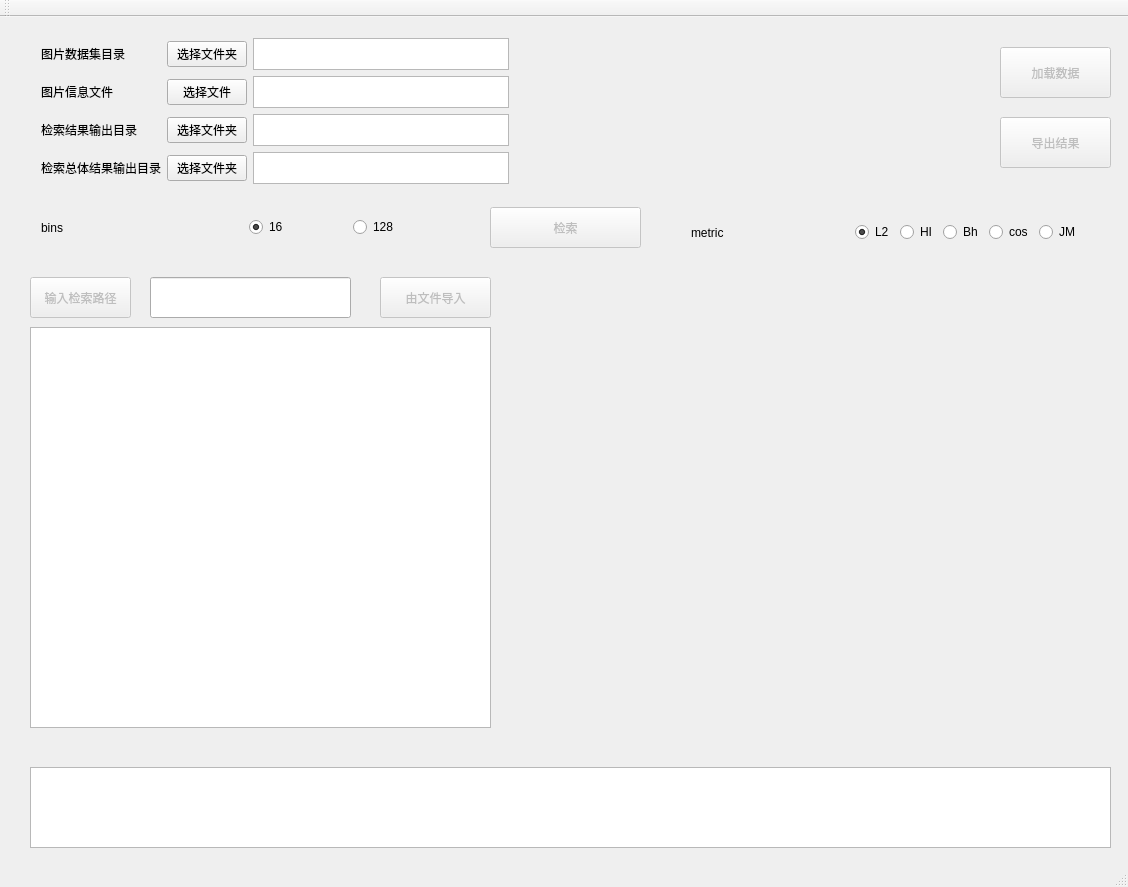
The window that QtWidgetsApplication1.ui (simonkorl/CBIR-with-GUI) describes before a commit, drawn with Qt 5.
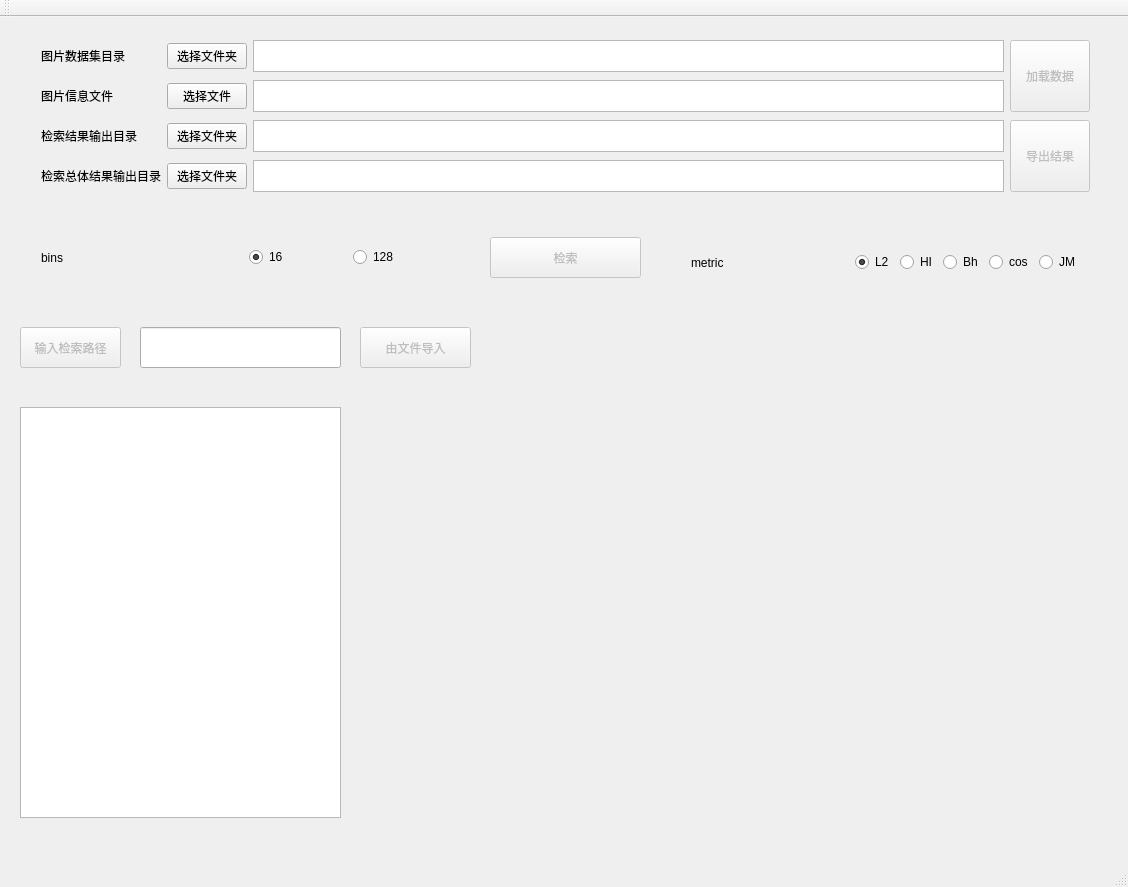
The same window after the commit.

Commit message: Finish project

```diff
--- a/QtWidgetsApplication1.ui
+++ b/QtWidgetsApplication1.ui
@@ -11,42 +11,22 @@
    </rect>
   </property>
   <property name="windowTitle">
-   <string>QtWidgetsApplication1</string>
+   <string>CBIR demo</string>
   </property>
   <widget class="QWidget" name="centralWidget">
-   <widget class="QTextBrowser" name="textBrowser_5">
-    <property name="geometry">
-     <rect>
-      <x>30</x>
-      <y>750</y>
-      <width>1081</width>
-      <height>81</height>
-     </rect>
-    </property>
-    <property name="placeholderText">
-     <string/>
-    </property>
-   </widget>
    <widget class="QWidget" name="gridLayoutWidget_2">
     <property name="geometry">
      <rect>
       <x>30</x>
       <y>10</y>
-      <width>921</width>
-      <height>151</height>
+      <width>1071</width>
+      <height>181</height>
      </rect>
     </property>
     <layout class="QGridLayout" name="gridLayout_2">
      <property name="sizeConstraint">
-      <enum>QLayout::SetFixedSize</enum>
+      <enum>QLayout::SetDefaultConstraint</enum>
      </property>
-     <item row="1" column="0">
-      <widget class="QLabel" name="label_2">
-       <property name="text">
-        <string>图片信息文件</string>
-       </property>
-      </widget>
-     </item>
      <item row="0" column="0">
       <widget class="QLabel" name="label">
        <property name="text">
@@ -54,10 +34,10 @@
        </property>
       </widget>
      </item>
-     <item row="2" column="0">
-      <widget class="QLabel" name="label_3">
+     <item row="3" column="1">
+      <widget class="QPushButton" name="doverallButton">
        <property name="text">
-        <string>检索结果输出目录</string>
+        <string>选择文件夹</string>
        </property>
       </widget>
      </item>
@@ -68,19 +48,10 @@
        </property>
       </widget>
      </item>
-     <item row="2" column="2">
-      <widget class="QTextBrowser" name="resultBrowser">
-       <property name="sizePolicy">
-        <sizepolicy hsizetype="Expanding" vsizetype="Fixed">
-         <horstretch>0</horstretch>
-         <verstretch>0</verstretch>
-        </sizepolicy>
-       </property>
-       <property name="maximumSize">
-        <size>
-         <width>800</width>
-         <height>32</height>
-        </size>
+     <item row="1" column="0">
+      <widget class="QLabel" name="label_2">
+       <property name="text">
+        <string>图片信息文件</string>
        </property>
       </widget>
      </item>
@@ -100,6 +71,59 @@
        </property>
       </widget>
      </item>
+     <item row="1" column="1">
+      <widget class="QPushButton" name="fimageButton">
+       <property name="text">
+        <string>选择文件</string>
+       </property>
+      </widget>
+     </item>
+     <item row="0" column="1">
+      <widget class="QPushButton" name="ddataButton">
+       <property name="text">
+        <string>选择文件夹</string>
+       </property>
+      </widget>
+     </item>
+     <item row="2" column="0">
+      <widget class="QLabel" name="label_3">
+       <property name="text">
+        <string>检索结果输出目录</string>
+       </property>
+      </widget>
+     </item>
+     <item row="1" column="2">
+      <widget class="QTextBrowser" name="infoBrowser">
+       <property name="sizePolicy">
+        <sizepolicy hsizetype="Expanding" vsizetype="Fixed">
+         <horstretch>0</horstretch>
+         <verstretch>0</verstretch>
+        </sizepolicy>
+       </property>
+       <property name="maximumSize">
+        <size>
+         <width>800</width>
+         <height>32</height>
+        </size>
+       </property>
+      </widget>
+     </item>
+     <item row="2" column="2">
+      <widget class="QTextBrowser" name="resultBrowser">
+       <property name="sizePolicy">
+        <sizepolicy hsizetype="Expanding" vsizetype="Fixed">
+         <horstretch>0</horstretch>
+         <verstretch>0</verstretch>
+        </sizepolicy>
+       </property>
+       <property name="maximumSize">
+        <size>
+         <width>800</width>
+         <height>32</height>
+        </size>
+       </property>
+      </widget>
+     </item>
      <item row="3" column="2">
       <widget class="QTextBrowser" name="overallBrowser">
        <property name="sizePolicy">
@@ -119,22 +143,6 @@
        </property>
       </widget>
      </item>
-     <item row="1" column="2">
-      <widget class="QTextBrowser" name="infoBrowser">
-       <property name="sizePolicy">
-        <sizepolicy hsizetype="Expanding" vsizetype="Fixed">
-         <horstretch>0</horstretch>
-         <verstretch>0</verstretch>
-        </sizepolicy>
-       </property>
-       <property name="maximumSize">
-        <size>
-         <width>800</width>
-         <height>32</height>
-        </size>
-       </property>
-      </widget>
-     </item>
      <item row="2" column="1">
       <widget class="QPushButton" name="dresultButton">
        <property name="text">
@@ -142,24 +150,56 @@
        </property>
       </widget>
      </item>
-     <item row="1" column="1">
-      <widget class="QPushButton" name="fimageButton">
-       <property name="text">
-        <string>选择文件</string>
+     <item row="0" column="3" rowspan="2">
+      <widget class="QPushButton" name="loadButton">
+       <property name="enabled">
+        <bool>false</bool>
        </property>
-      </widget>
-     </item>
-     <item row="0" column="1">
-      <widget class="QPushButton" name="ddataButton">
+       <property name="sizePolicy">
+        <sizepolicy hsizetype="Minimum" vsizetype="Preferred">
+         <horstretch>0</horstretch>
+         <verstretch>0</verstretch>
+        </sizepolicy>
+       </property>
+       <property name="toolTip">
+        <string>&lt;html&gt;&lt;head/&gt;&lt;body&gt;&lt;p&gt;需要指定“图片数据集”和“图片信息文件”的路径才能加载数据&lt;/p&gt;&lt;/body&gt;&lt;/html&gt;</string>
+       </property>
+       <property name="whatsThis">
+        <string>&lt;html&gt;&lt;head/&gt;&lt;body&gt;&lt;p&gt;需要指定“图片数据集”和“图片信息文件”的路径才能加载数据&lt;/p&gt;&lt;/body&gt;&lt;/html&gt;</string>
+       </property>
        <property name="text">
-        <string>选择文件夹</string>
+        <string>加载数据</string>
        </property>
+       <property name="checkable">
+        <bool>false</bool>
+       </property>
+       <property name="autoRepeat">
+        <bool>false</bool>
+       </property>
+       <property name="autoDefault">
+        <bool>false</bool>
+       </property>
+       <property name="flat">
+        <bool>false</bool>
+       </property>
       </widget>
      </item>
-     <item row="3" column="1">
-      <widget class="QPushButton" name="doverallButton">
+     <item row="2" column="3" rowspan="2">
+      <widget class="QPushButton" name="exportButton">
+       <property name="enabled">
+        <bool>false</bool>
+       </property>
+       <property name="sizePolicy">
+        <sizepolicy hsizetype="Minimum" vsizetype="Preferred">
+         <horstretch>0</horstretch>
+         <verstretch>0</verstretch>
+        </sizepolicy>
+       </property>
+       <property name="toolTip">
+        <string>&lt;html&gt;&lt;head/&gt;&lt;body&gt;&lt;p&gt;需要指定“检索结果输出目录”和“检索总体结果输出目录”的路径才能导出结果&lt;/p&gt;&lt;/body&gt;&lt;/html&gt;</string>
+       </property>
        <property name="text">
-        <string>选择文件夹</string>
+        <string>导出结果</string>
        </property>
       </widget>
      </item>
@@ -169,7 +209,7 @@
     <property name="geometry">
      <rect>
       <x>30</x>
-      <y>180</y>
+      <y>210</y>
       <width>431</width>
       <height>61</height>
      </rect>
@@ -215,7 +255,7 @@
     <property name="geometry">
      <rect>
       <x>680</x>
-      <y>190</y>
+      <y>220</y>
       <width>411</width>
       <height>51</height>
      </rect>
@@ -281,66 +321,13 @@
      </item>
     </layout>
    </widget>
-   <widget class="QPushButton" name="loadButton">
-    <property name="enabled">
-     <bool>false</bool>
-    </property>
-    <property name="geometry">
-     <rect>
-      <x>1000</x>
-      <y>30</y>
-      <width>111</width>
-      <height>51</height>
-     </rect>
-    </property>
-    <property name="toolTip">
-     <string>&lt;html&gt;&lt;head/&gt;&lt;body&gt;&lt;p&gt;需要指定“图片数据集”和“图片信息文件”的路径才能加载数据&lt;/p&gt;&lt;/body&gt;&lt;/html&gt;</string>
-    </property>
-    <property name="whatsThis">
-     <string>&lt;html&gt;&lt;head/&gt;&lt;body&gt;&lt;p&gt;需要指定“图片数据集”和“图片信息文件”的路径才能加载数据&lt;/p&gt;&lt;/body&gt;&lt;/html&gt;</string>
-    </property>
-    <property name="text">
-     <string>加载数据</string>
-    </property>
-    <property name="checkable">
-     <bool>false</bool>
-    </property>
-    <property name="autoRepeat">
-     <bool>false</bool>
-    </property>
-    <property name="autoDefault">
-     <bool>false</bool>
-    </property>
-    <property name="flat">
-     <bool>false</bool>
-    </property>
-   </widget>
-   <widget class="QPushButton" name="exportButton">
-    <property name="enabled">
-     <bool>false</bool>
-    </property>
-    <property name="geometry">
-     <rect>
-      <x>1000</x>
-      <y>100</y>
-      <width>111</width>
-      <height>51</height>
-     </rect>
-    </property>
-    <property name="toolTip">
-     <string>&lt;html&gt;&lt;head/&gt;&lt;body&gt;&lt;p&gt;需要指定“检索结果输出目录”和“检索总体结果输出目录”的路径才能导出结果&lt;/p&gt;&lt;/body&gt;&lt;/html&gt;</string>
-    </property>
-    <property name="text">
-     <string>导出结果</string>
-    </property>
-   </widget>
    <widget class="QTableView" name="tableView">
     <property name="geometry">
      <rect>
-      <x>30</x>
-      <y>310</y>
-      <width>461</width>
-      <height>401</height>
+      <x>20</x>
+      <y>390</y>
+      <width>321</width>
+      <height>411</height>
      </rect>
     </property>
     <property name="sortingEnabled">
@@ -354,7 +341,7 @@
     <property name="geometry">
      <rect>
       <x>490</x>
-      <y>190</y>
+      <y>220</y>
       <width>151</width>
       <height>41</height>
      </rect>
@@ -369,8 +356,8 @@
     </property>
     <property name="geometry">
      <rect>
-      <x>30</x>
-      <y>260</y>
+      <x>20</x>
+      <y>310</y>
       <width>101</width>
       <height>41</height>
      </rect>
@@ -382,8 +369,8 @@
    <widget class="QLineEdit" name="lineEdit">
     <property name="geometry">
      <rect>
-      <x>150</x>
-      <y>260</y>
+      <x>140</x>
+      <y>310</y>
       <width>201</width>
       <height>41</height>
      </rect>
@@ -395,8 +382,8 @@
     </property>
     <property name="geometry">
      <rect>
-      <x>380</x>
-      <y>260</y>
+      <x>360</x>
+      <y>310</y>
       <width>111</width>
       <height>41</height>
      </rect>
@@ -405,6 +392,46 @@
      <string>由文件导入</string>
     </property>
    </widget>
+   <widget class="QWidget" name="gridLayoutWidget">
+    <property name="geometry">
+     <rect>
+      <x>370</x>
+      <y>390</y>
+      <width>741</width>
+      <height>411</height>
+     </rect>
+    </property>
+    <layout class="QGridLayout" name="gridLayout_3">
+     <item row="1" column="1">
+      <widget class="QLabel" name="label_res2">
+       <property name="text">
+        <string/>
+       </property>
+      </widget>
+     </item>
+     <item row="0" column="1">
+      <widget class="QLabel" name="label_query">
+       <property name="text">
+        <string/>
+       </property>
+      </widget>
+     </item>
+     <item row="1" column="2">
+      <widget class="QLabel" name="label_res3">
+       <property name="text">
+        <string/>
+       </property>
+      </widget>
+     </item>
+     <item row="1" column="0">
+      <widget class="QLabel" name="label_res1">
+       <property name="text">
+        <string/>
+       </property>
+      </widget>
+     </item>
+    </layout>
+   </widget>
   </widget>
   <widget class="QToolBar" name="mainToolBar">
    <attribute name="toolBarArea">
```
The commit also changes 2 other files.
